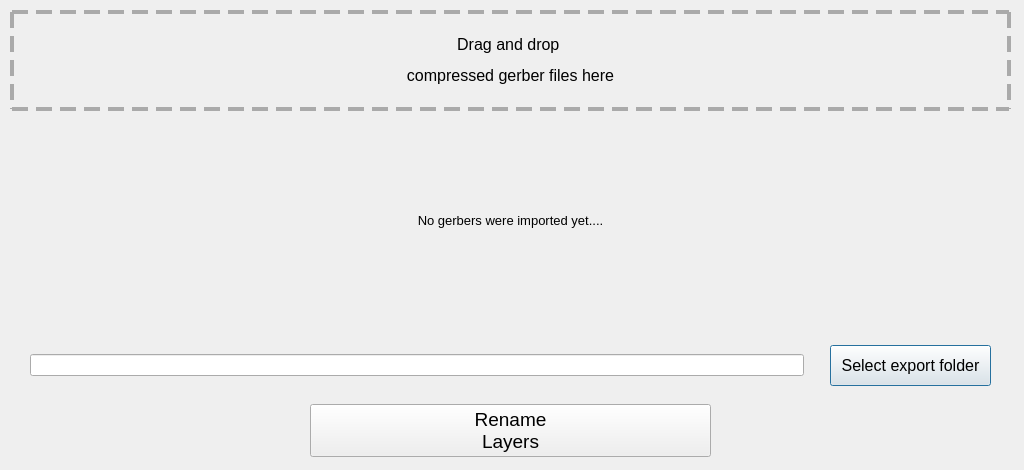
fernandeclercq/FabAPP, file App/ui/ConvertGerbers_ui.ui: the form before one commit.
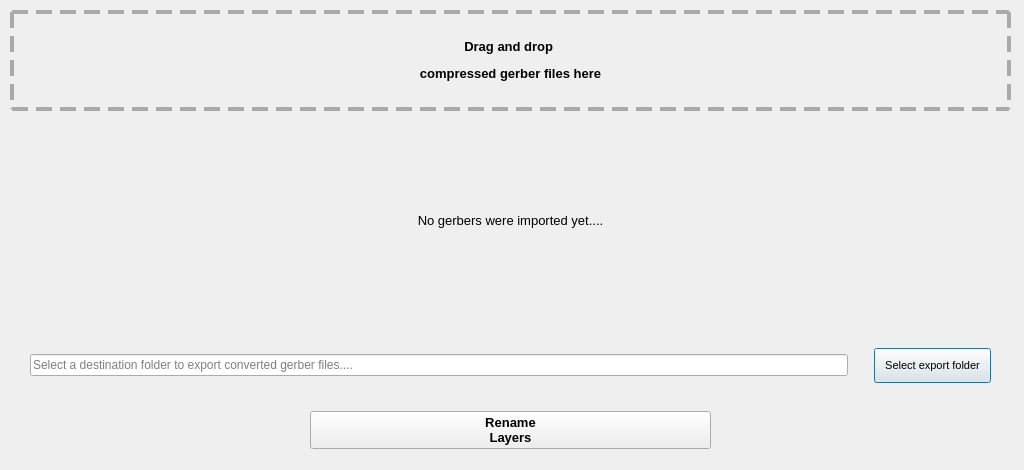
The form after the commit.

Commit message: update laptop & convert gerbers klaar

Patch:
```diff
--- a/App/ui/ConvertGerbers_ui.ui
+++ b/App/ui/ConvertGerbers_ui.ui
@@ -52,7 +52,9 @@
      <widget class="QLabel" name="lblConvertGerbers">
       <property name="font">
        <font>
-        <pointsize>12</pointsize>
+        <pointsize>10</pointsize>
+        <weight>75</weight>
+        <bold>true</bold>
        </font>
       </property>
       <property name="styleSheet">
@@ -97,7 +99,11 @@
      </spacer>
     </item>
     <item>
-     <widget class="QLineEdit" name="ledExportGerberPath"/>
+     <widget class="QLineEdit" name="ledExportGerberPath">
+      <property name="placeholderText">
+       <string>Select a destination folder to export converted gerber files....</string>
+      </property>
+     </widget>
     </item>
     <item>
      <spacer name="horizontalSpacer_5">
@@ -125,7 +131,7 @@
       </property>
       <property name="font">
        <font>
-        <pointsize>12</pointsize>
+        <pointsize>8</pointsize>
        </font>
       </property>
       <property name="styleSheet">
@@ -184,7 +190,9 @@
      <widget class="QPushButton" name="btnRenameGerbers">
       <property name="font">
        <font>
-        <pointsize>14</pointsize>
+        <pointsize>10</pointsize>
+        <weight>75</weight>
+        <bold>true</bold>
        </font>
       </property>
       <property name="text">
```
The commit also changes 15 other files.
